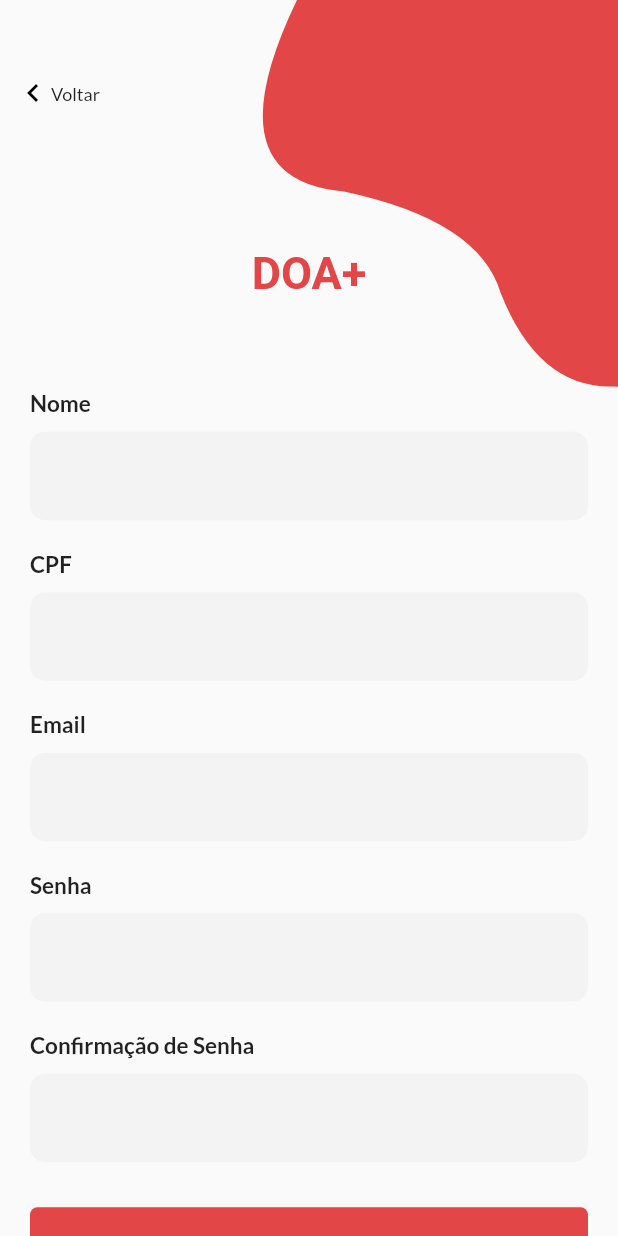
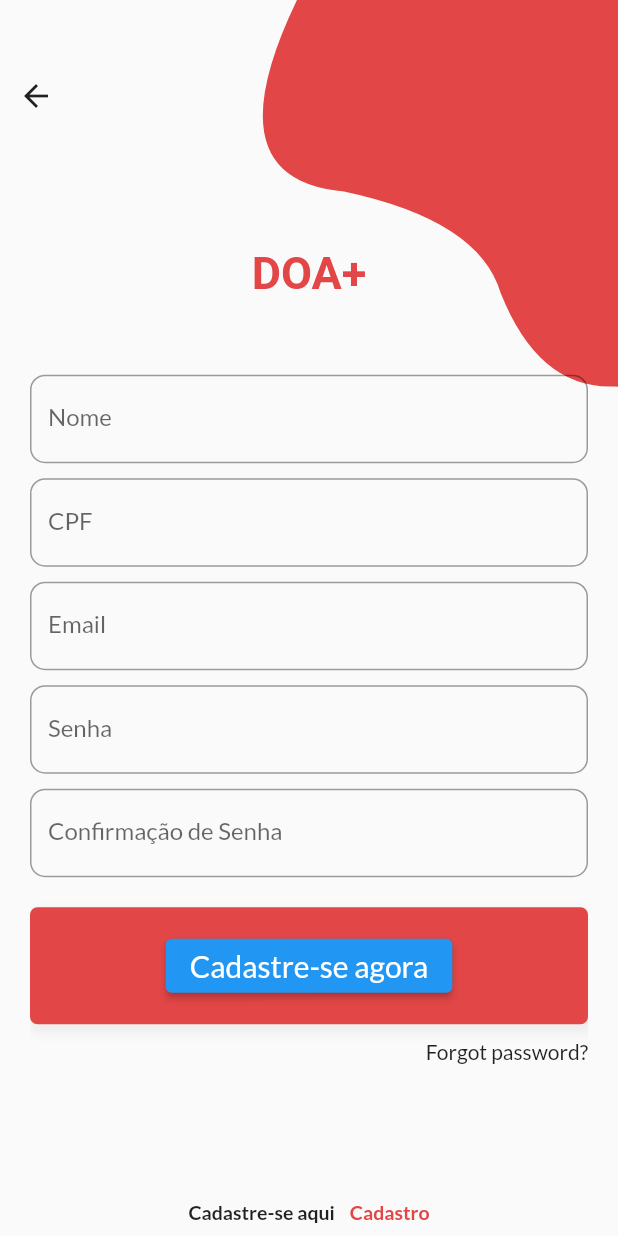
Before and after one commit to AnaNicoleMassaneiro/doa_mais, a Flutter app: the SignUpPage screen opened directly, on a phone screen of 412 x 824 dp. Run offline on Flutter 3.47's test engine with Material 2 defaults, Android fonts, the light colour scheme and no system bars; our stand-ins replace google_fonts.

Commit message:
create a new structure folder and refactor sigup page

```diff
--- /dev/null
+++ b/lib/src/features/signup/components/CreateAccountLabel.dart
@@ -0,0 +1,42 @@
+import 'package:flutter/material.dart';
+
+import '../signup.dart';
+
+class CreateAccountLabel extends StatelessWidget {
+  @override
+  Widget build(BuildContext context) {
+    return InkWell(
+      onTap: () {
+        Navigator.push(
+          context,
+          MaterialPageRoute(builder: (context) => SignUpPage()),
+        );
+      },
+      child: Container(
+        margin: EdgeInsets.symmetric(vertical: 20),
+        padding: EdgeInsets.all(15),
+        alignment: Alignment.bottomCenter,
+        child: Row(
+          mainAxisAlignment: MainAxisAlignment.center,
+          children: const <Widget>[
+            Text(
+              'Cadastre-se aqui',
+              style: TextStyle(fontSize: 13, fontWeight: FontWeight.w600),
+            ),
+            SizedBox(
+              width: 10,
+            ),
+            Text(
+              'Cadastro',
+              style: TextStyle(
+                color: Color(0xffe24646),
+                fontSize: 13,
+                fontWeight: FontWeight.w600,
+              ),
+            ),
+          ],
+        ),
+      ),
+    );
+  }
+}
--- /dev/null
+++ b/lib/src/features/signup/components/EmailPasswordWidget.dart
@@ -0,0 +1,68 @@
+import 'package:flutter/material.dart';
+import 'package:flutter/services.dart';
+import '../../../shared/components/InputField.dart';
+import '../validators/CpfValidator.dart';
+
+class EmailPasswordWidget extends StatelessWidget {
+  final TextEditingController nameController;
+  final TextEditingController cpfController;
+  final TextEditingController emailController;
+  final TextEditingController passwordController;
+  final TextEditingController confirmPasswordController;
+
+  const EmailPasswordWidget({
+    required this.nameController,
+    required this.cpfController,
+    required this.emailController,
+    required this.passwordController,
+    required this.confirmPasswordController,
+  });
+
+  Widget _emailPasswordWidget() {
+    return Column(
+      children: <Widget>[
+        InputField(
+          title: 'Nome',
+          controller: nameController,
+          isRequired: true,
+        ),
+        SizedBox(height: 10), // Espaçamento entre o primeiro e o segundo InputField
+        InputField(
+          title: 'CPF',
+          controller: cpfController,
+          keyboardType: TextInputType.number,
+          inputFormatters: [
+            CpfValidator(maxLength: 11),
+          ],
+          isRequired: true,
+        ),
+        SizedBox(height: 10), // Espaçamento entre o segundo e o terceiro InputField
+        InputField(
+          title: 'Email',
+          controller: emailController,
+          isRequired: true,
+        ),
+        SizedBox(height: 10), // Espaçamento entre o terceiro e o quarto InputField
+        InputField(
+          title: 'Senha',
+          controller: passwordController,
+          isPassword: true,
+          isRequired: true,
+        ),
+        SizedBox(height: 10), // Espaçamento entre o quarto e o quinto InputField
+        InputField(
+          title: 'Confirmação de Senha',
+          controller: confirmPasswordController,
+          isPassword: true,
+          isRequired: true,
+        ),
+      ],
+    );
+}
+
+  @override
+  Widget build(BuildContext context) {
+    // Return an empty container, as this widget doesn't render anything
+    return _emailPasswordWidget();
+  }
+}
--- /dev/null
+++ b/lib/src/features/signup/components/SignUpTitle.dart
@@ -0,0 +1,18 @@
+import 'package:flutter/material.dart';
+
+class SignUpTitle extends StatelessWidget {
+  @override
+  Widget build(BuildContext context) {
+    return RichText(
+      textAlign: TextAlign.center,
+      text: const TextSpan(
+        text: 'DOA+',
+        style: TextStyle(
+          fontSize: 30,
+          fontWeight: FontWeight.w700,
+          color: Color(0xffe24646),
+        ),
+      ),
+    );
+  }
+}
--- a/lib/src/features/signup/signup.dart
+++ b/lib/src/features/signup/signup.dart
@@ -1,13 +1,10 @@
-import 'package:doa_mais/src/features/signup/validators/CpfValidator.dart';
 import 'package:flutter/material.dart';
-import 'package:flutter/services.dart';
 
 import '../../Widget/bezierContainer.dart';
-import '../../shared/components/CustomDialog.dart';
-import '../../shared/components/InputField.dart';
 import '../../shared/components/SubmitButton.dart';
-import '../login/loginPage.dart';
-import '../../service/users.dart';
+import 'components/CreateAccountLabel.dart';
+import 'components/EmailPasswordWidget.dart';
+import 'components/SignUpTitle.dart';
 
 class SignUpPage extends StatefulWidget {
     SignUpPage({Key? key, this.title}) : super(key: key);
@@ -26,96 +23,11 @@ class _SignUpPageState extends State<SignUpPage> {
     TextEditingController emailController = TextEditingController();
 
     bool isLoading = false;
-  final UserRepository userRepository = UserRepository();
-
-  Widget _backButton() {
-    return InkWell(
-      onTap: () {
-        Navigator.pop(context);
-      },
-      child: Container(
-        padding: EdgeInsets.symmetric(horizontal: 10),
-        child: Row(
-          children: <Widget>[
-            Container(
-              padding: EdgeInsets.only(left: 0, top: 10, bottom: 10),
-              child: Icon(Icons.keyboard_arrow_left, color: Colors.black),
-            ),
-            Text('Voltar',
-                style: TextStyle(fontSize: 12, fontWeight: FontWeight.w500)),
-          ],
-        ),
-      ),
-    );
-  }
-
-  Widget _submitButton() {
-    return GestureDetector(
-      onTap: isLoading ? null : _submitForm,
-      child: SubmitButton(
-        onPressed: null,
-        isLoading: isLoading,
-      ),
-    );
-  }
-
-  void _showDialog(bool success) {
-    showDialog(
-      context: context,
-      builder: (BuildContext context) {
-        return CustomDialog(
-          title: success ? 'Sucesso' : 'Erro',
-          content: success ? 'Usuário registrado com sucesso.' : 'Erro ao registrar usuário.',
-          onPressed: () {
-            Navigator.of(context).pop();
-          },
-        );
-      },
-    );
-  }
-
-  void _submitForm() {
-    setState(() {
-      isLoading = true;
-    });
-
-    if (!_validateFields()) {
-      setState(() {
-        isLoading = false;
-      });
-      return;
-    }
-
-    final String name = nameController.text;
-    final String cpf = cpfController.text;
-    final String email = emailController.text;
-    final String password = passwordController.text;
-    final String confirmPassword = confirmPasswordController.text;
-
-    if (password != confirmPassword) {
-      setState(() {
-        isLoading = false;
-      });
-
-      _showDialog(false);
-
-      confirmPasswordController.clear();
-      return;
-    }
-
-    userRepository.registerUser(name, cpf, password, email).then((result) {
-      setState(() {
-        isLoading = false;
-      });
-
-      _showDialog(result);
-    });
-  }
 
     bool _validateFields() {
         bool isValid = true;
 
-    // Verifique cada campo obrigatório e destaque os campos não preenchidos
+        // Verifies each required field and highlights empty fields
         if (nameController.text.isEmpty) {
             setState(() {
                 isValid = false;
@@ -150,158 +62,78 @@ class _SignUpPageState extends State<SignUpPage> {
         return isValid;
     }
 
+    void _submitForm() {
+        setState(() {
+            isLoading = true;
+        });
 
-  Widget _loginAccountLabel() {
-    return InkWell(
-      onTap: () {
-        Navigator.push(
-            context, MaterialPageRoute(builder: (context) => LoginPage()));
-      },
-      child: Container(
-        margin: EdgeInsets.symmetric(vertical: 20),
-        padding: EdgeInsets.all(15),
-        alignment: Alignment.bottomCenter,
-        child: Row(
-          mainAxisAlignment: MainAxisAlignment.center,
-          children: <Widget>[
-            Text(
-              'Já tem uma conta ?',
-              style: TextStyle(fontSize: 13, fontWeight: FontWeight.w600),
-            ),
-            SizedBox(
-              width: 10,
-            ),
-            Text(
-              'Entrar',
-              style: TextStyle(
-                  color: Color(0xfff79c4f),
-                  fontSize: 13,
-                  fontWeight: FontWeight.w600),
-            ),
-          ],
-        ),
-      ),
-    );
+        if (!_validateFields()) {
+            setState(() {
+                isLoading = false;
+            });
+            return;
         }
 
-  Widget _title() {
-    return RichText(
-      textAlign: TextAlign.center,
-      text: const TextSpan(
-        text: 'DOA+',
-        style: TextStyle(
-            fontSize: 30,
-            fontWeight: FontWeight.w700,
-            color: Color(0xffe24646)
-        ),
-      ),
-    );
-  }
+        final String name = nameController.text;
+        final String cpf = cpfController.text;
+        final String email = emailController.text;
+        final String password = passwordController.text;
+        final String confirmPassword = confirmPasswordController.text;
 
-  Widget _emailPasswordWidget() {
-    return Column(
-      children: <Widget>[
-        InputField(
-          title: 'Nome',
-          controller: nameController,
-          isRequired: true,
-        ),
-        InputField(
-          title: 'CPF',
-          controller: cpfController,
-          keyboardType: TextInputType.number,
-          inputFormatters: [
-            CpfValidator(maxLength: 9),
-          ],
-          isRequired: true,
-        ),
-        InputField(
-          title: 'Email',
-          controller: emailController,
-          isRequired: true,
-        ),
-        InputField(
-          title: 'Senha',
-          controller: passwordController,
-          isPassword: true,
-          isRequired: true,
-        ),
-        InputField(
-          title: 'Confirmação de Senha',
-          controller: confirmPasswordController,
-          isPassword: true,
-          isRequired: true,
+        if (password != confirmPassword) {
+            setState(() {
+                isLoading = false;
+            });
+
+            // Show error dialog
+            showDialog(
+                context: context,
+                builder: (BuildContext context) {
+                    return AlertDialog(
+                        title: Text('Error'),
+                        content: Text('Passwords do not match.'),
+                        actions: [
+                            TextButton(
+                                onPressed: () {
+                                    Navigator.of(context).pop();
+                                },
+                                child: Text('OK'),
                             ),
                         ],
                     );
+                },
+            );
+
+            confirmPasswordController.clear();
+            return;
         }
 
-  Widget _divider() {
-    return Container(
-      margin: EdgeInsets.symmetric(vertical: 10),
-      child: Row(
-        children: <Widget>[
-          SizedBox(
-            width: 20,
-          ),
-          Expanded(
-            child: Padding(
-              padding: EdgeInsets.symmetric(horizontal: 10),
-              child: Divider(
-                thickness: 1,
-              ),
-            ),
-          ),
-          Text('or'),
-          Expanded(
-            child: Padding(
-              padding: EdgeInsets.symmetric(horizontal: 10),
-              child: Divider(
-                thickness: 1,
-              ),
-            ),
-          ),
-          SizedBox(
-            width: 20,
+        // Perform user registration
+        // ...
+
+        // Show success dialog
+        showDialog(
+            context: context,
+            builder: (BuildContext context) {
+                return AlertDialog(
+                    title: Text('Success'),
+                    content: Text('User registered successfully.'),
+                    actions: [
+                        TextButton(
+                            onPressed: () {
+                                Navigator.of(context).pop();
+                            },
+                            child: Text('OK'),
                         ),
                     ],
-      ),
                 );
+            },
+        );
+
+        setState(() {
+            isLoading = false;
+        });
     }
-
-  Widget _createAccountLabel() {
-    return InkWell(
-      onTap: () {
-        Navigator.push(
-            context, MaterialPageRoute(builder: (context) => SignUpPage()));
-      },
-      child: Container(
-        margin: EdgeInsets.symmetric(vertical: 20),
-        padding: EdgeInsets.all(15),
-        alignment: Alignment.bottomCenter,
-        child: Row(
-          mainAxisAlignment: MainAxisAlignment.center,
-          children: <Widget>[
-            Text(
-              'Cadastre-se aqui',
-              style: TextStyle(fontSize: 13, fontWeight: FontWeight.w600),
-            ),
-            SizedBox(
-              width: 10,
-            ),
-            Text(
-              'Cadastro',
-              style: TextStyle(
-                  color: Color(0xffe24646),
-                  fontSize: 13,
-                  fontWeight: FontWeight.w600),
-            ),
-          ],
-        ),
-      ),
-    );
-  }
-
 
     @override
     Widget build(BuildContext context) {
@@ -314,37 +146,46 @@ class _SignUpPageState extends State<SignUpPage> {
                         Positioned(
                             top: -height * .15,
                             right: -MediaQuery.of(context).size.width * .4,
-                child: BezierContainer()),
+                            child: BezierContainer(),
+                        ),
                         Container(
                             padding: EdgeInsets.symmetric(horizontal: 20),
                             child: SingleChildScrollView(
                                 child: Column(
                                     children: <Widget>[
                                         SizedBox(height: height * .2),
-                    _title(),
+                                        SignUpTitle(),
                                         SizedBox(height: 50),
-                    _emailPasswordWidget(),
+                                        EmailPasswordWidget(
+                                            nameController: nameController,
+                                            cpfController: cpfController,
+                                            emailController: emailController,
+                                            passwordController: passwordController,
+                                            confirmPasswordController: confirmPasswordController,
+                                        ),
                                         SizedBox(height: 20),
-                    _submitButton(),
+                                        SubmitButton(
+                                            onPressed: _submitForm,
+                                            isLoading: isLoading,
+                                        ),
                                         Container(
                                             padding: EdgeInsets.symmetric(vertical: 10),
                                             alignment: Alignment.centerRight,
-                      child: Text('Esqueceu a senha?',
-                          style: TextStyle(
-                              fontSize: 14, fontWeight: FontWeight.w500)),
+                                            child: Text(
+                                                'Forgot password?',
+                                                style: TextStyle(fontSize: 14, fontWeight: FontWeight.w500),
                                             ),
-                    _divider(),
+                                        ),
                                         SizedBox(height: height * .055),
-                    _createAccountLabel(),
+                                        CreateAccountLabel(),
                                     ],
                                 ),
                             ),
                         ),
-            Positioned(top: 40, left: 0, child: _backButton()),
+                        Positioned(top: 40, left: 0, child: BackButton()),
                     ],
                 ),
             ),
         );
-
     }
 }
--- a/lib/src/shared/components/InputField.dart
+++ b/lib/src/shared/components/InputField.dart
@@ -1,88 +1,46 @@
 import 'package:flutter/material.dart';
 import 'package:flutter/services.dart';
 
-class InputField extends StatefulWidget {
+class InputField extends StatelessWidget {
   final String title;
   final TextEditingController controller;
-  final bool isPassword;
   final TextInputType? keyboardType;
   final List<TextInputFormatter>? inputFormatters;
+  final bool isPassword;
   final bool isRequired;
 
-  const InputField({
+  InputField({
     required this.title,
     required this.controller,
-    this.isPassword = false,
     this.keyboardType,
     this.inputFormatters,
+    this.isPassword = false,
     this.isRequired = false,
   });
 
   @override
-  _InputFieldState createState() => _InputFieldState();
-}
-
-class _InputFieldState extends State<InputField> {
-  bool _hasError = false;
-
-  @override
   Widget build(BuildContext context) {
-    return Container(
-      margin: EdgeInsets.symmetric(vertical: 10),
-      child: Column(
-        crossAxisAlignment: CrossAxisAlignment.start,
-        children: <Widget>[
-          Text(
-            widget.title,
-            style: TextStyle(fontWeight: FontWeight.bold, fontSize: 15),
-          ),
-          SizedBox(height: 10),
-          Theme(
-            data: Theme.of(context).copyWith(
-              highlightColor: Colors.transparent,
-              splashColor: Colors.transparent,
-              hoverColor: Colors.transparent,
-              focusColor: Colors.transparent,
-              hintColor: Colors.transparent,
-              errorColor: Colors.red, // Cor do erro
-            ),
-            child: TextField(
-              controller: widget.controller,
-              obscureText: widget.isPassword,
-              keyboardType: widget.keyboardType,
-              inputFormatters: [
-                ...?widget.inputFormatters,
-              ],
+    return TextFormField(
+      controller: controller,
+      keyboardType: keyboardType,
+      inputFormatters: inputFormatters,
+      obscureText: isPassword,
       decoration: InputDecoration(
+        labelText: title,
         border: OutlineInputBorder(
           borderRadius: BorderRadius.circular(10.0),
-                  borderSide: BorderSide(
-                    color: Colors.transparent, // Cor da borda
-                    width: 0, // Largura da borda
+        ),
+        errorBorder: OutlineInputBorder(
+          borderRadius: BorderRadius.circular(10.0),
+          borderSide: BorderSide(color: Colors.red),
         ),
       ),
-                filled: true,
-                fillColor: _hasError ? Colors.red.withOpacity(0.2) : Color(0xfff3f3f4),
-              ),
-              onTap: () {
-                if (widget.title == 'CPF') {
-                  FocusScope.of(context).requestFocus(FocusNode());
-                  _showNumericKeyboard();
+      validator: (value) {
+        if (isRequired && value!.isEmpty) {
+          return '$title is required';
         }
+        return null;
       },
-              onChanged: (_) {
-                setState(() {
-                  _hasError = false;
-                });
-              },
-            ),
-          ),
-        ],
-      ),
     );
   }
-
-  void _showNumericKeyboard() {
-    SystemChannels.textInput.invokeMethod('TextInput.show');
 }
-}
```
Also changed, not shown: lib/src/features/signup/components/BackButtonWidget.dart (added, +29 -0 lines), lib/src/features/signup/components/CustomDialogWidget.dart (added, +32 -0 lines), lib/src/features/signup/components/InputFieldWidget.dart (added, +35 -0 lines), lib/src/features/signup/components/SubmitButtonWidget.dart (added, +22 -0 lines), lib/src/features/signup/validators/CpfValidator.dart (+5 -29 lines). Lines whose indentation alone changed are shown as unchanged.
